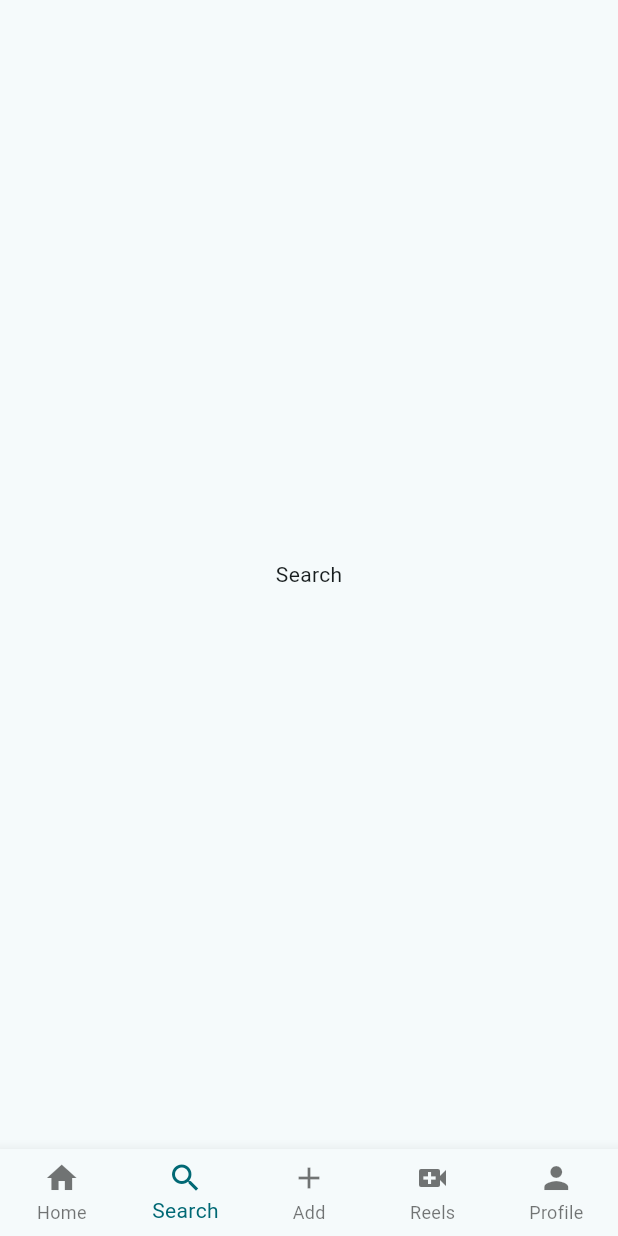
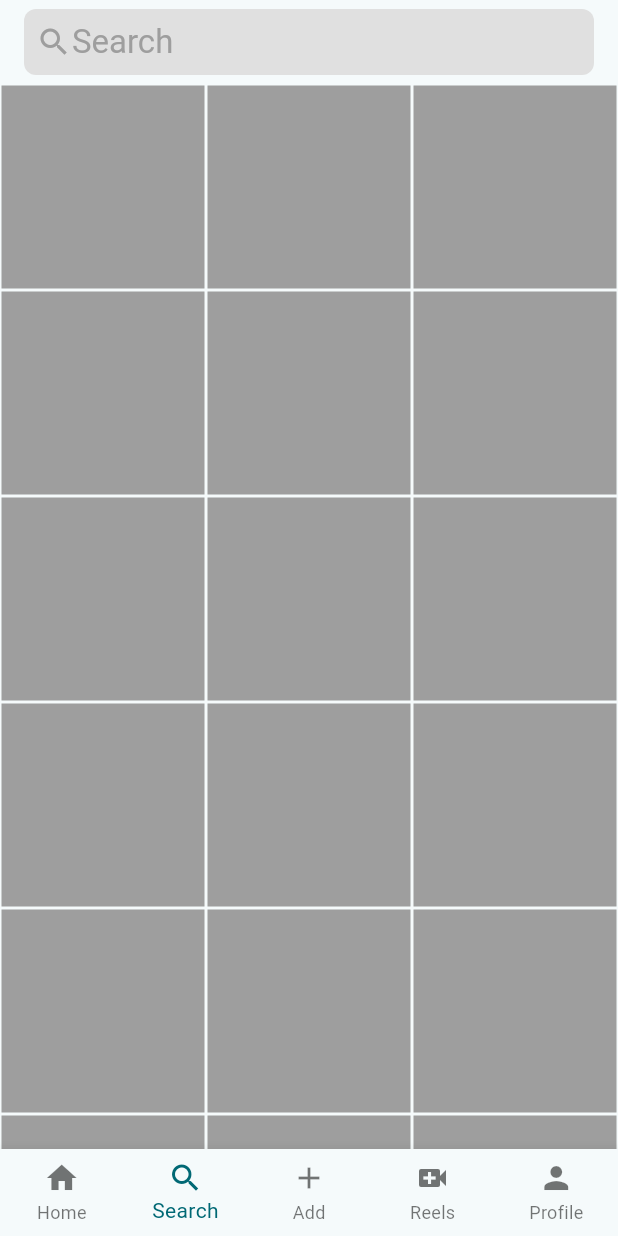
Before and after one commit to realino98/flutter_instagram_ui, a Flutter app: the screen it shows after launch, item 2 of the bottom bar chosen, on a phone screen of 412 x 824 dp. Run offline on Flutter 3.47's test engine with Material 2 defaults, Android fonts, the phone set to English and light mode, and no system bars.

Commit message:
BR : Added Search Page

```diff
--- /dev/null
+++ b/lib/explore_grid.dart
@@ -0,0 +1,22 @@
+import 'package:flutter/material.dart';
+
+class ExploreGrid extends StatelessWidget {
+  const ExploreGrid({super.key});
+
+  @override
+  Widget build(BuildContext context) {
+    return GridView.builder(
+      itemCount: 30,
+      gridDelegate:
+          SliverGridDelegateWithFixedCrossAxisCount(crossAxisCount: 3),
+      itemBuilder: (BuildContext context, int index) {
+        return Padding(
+          padding: const EdgeInsets.all(1.0),
+          child: Container(
+            color: Colors.grey[500],
+          ),
+        );
+      },
+    );
+  }
+}
--- a/lib/homepage.dart
+++ b/lib/homepage.dart
@@ -1,5 +1,6 @@
 import 'package:flutter/material.dart';
 import 'package:social_media/userhome.dart';
+import 'package:social_media/usersearch.dart';
 
 class Homepage extends StatefulWidget {
   const Homepage({super.key});
@@ -19,7 +20,7 @@ class _HomepageState extends State<Homepage> {
 
   final List<Widget> _bodyPage = [
     UserHome(),
-    const Center(child: Text("Search")),
+    const UserSearch(),
     const Center(child: Text("Add")),
     const Center(child: Text("Reels")),
     const Center(child: Text("Profile")),
--- /dev/null
+++ b/lib/usersearch.dart
@@ -0,0 +1,35 @@
+import 'package:flutter/material.dart';
+
+import 'explore_grid.dart';
+
+class UserSearch extends StatelessWidget {
+  const UserSearch({super.key});
+
+  @override
+  Widget build(BuildContext context) {
+    return Scaffold(
+      appBar: AppBar(
+        title: ClipRRect(
+          borderRadius: BorderRadius.circular(8),
+          child: Container(
+            padding: EdgeInsets.all(8.0),
+            color: Colors.grey[300],
+            child: Row(
+              children: [
+                Icon(
+                  Icons.search,
+                  color: Colors.grey[500],
+                ),
+                Text(
+                  "Search",
+                  style: TextStyle(color: Colors.grey[500]),
+                ),
+              ],
+            ),
+          ),
+        ),
+      ),
+      body: ExploreGrid(),
+    );
+  }
+}
--- a/lib/util/user_posts.dart
+++ b/lib/util/user_posts.dart
@@ -39,7 +39,7 @@ class UserPosts extends StatelessWidget {
           color: Colors.grey[300],
         ),
         const Padding(
-          padding: EdgeInsets.all(8.0),
+          padding: EdgeInsets.all(16.0),
           child: Row(
             mainAxisAlignment: MainAxisAlignment.spaceBetween,
             children: [
```
